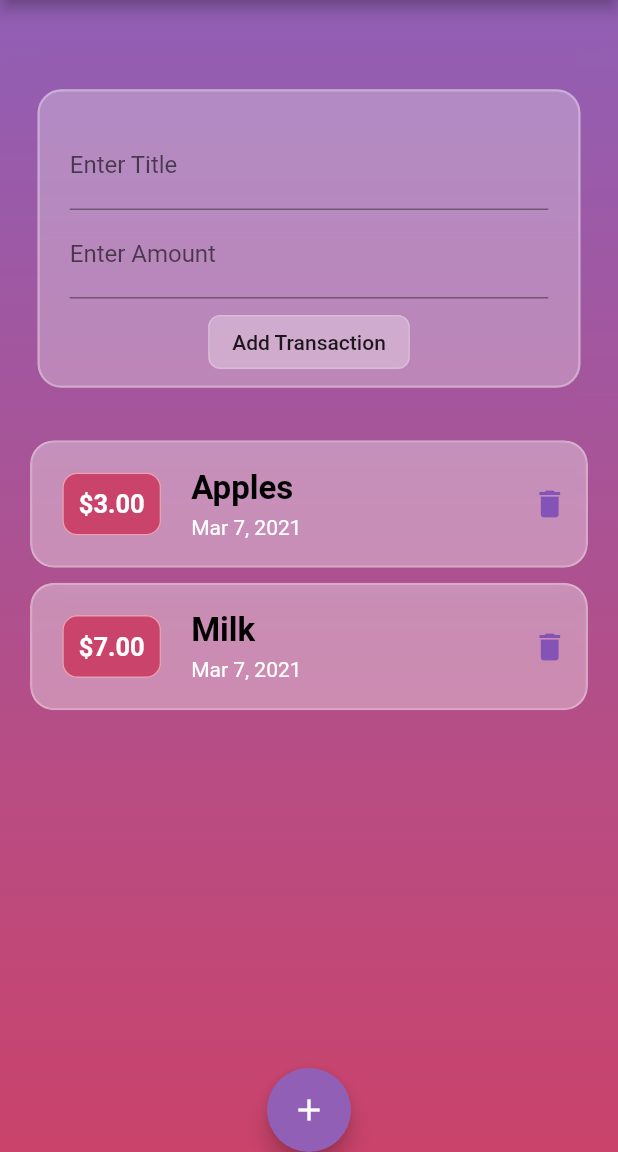
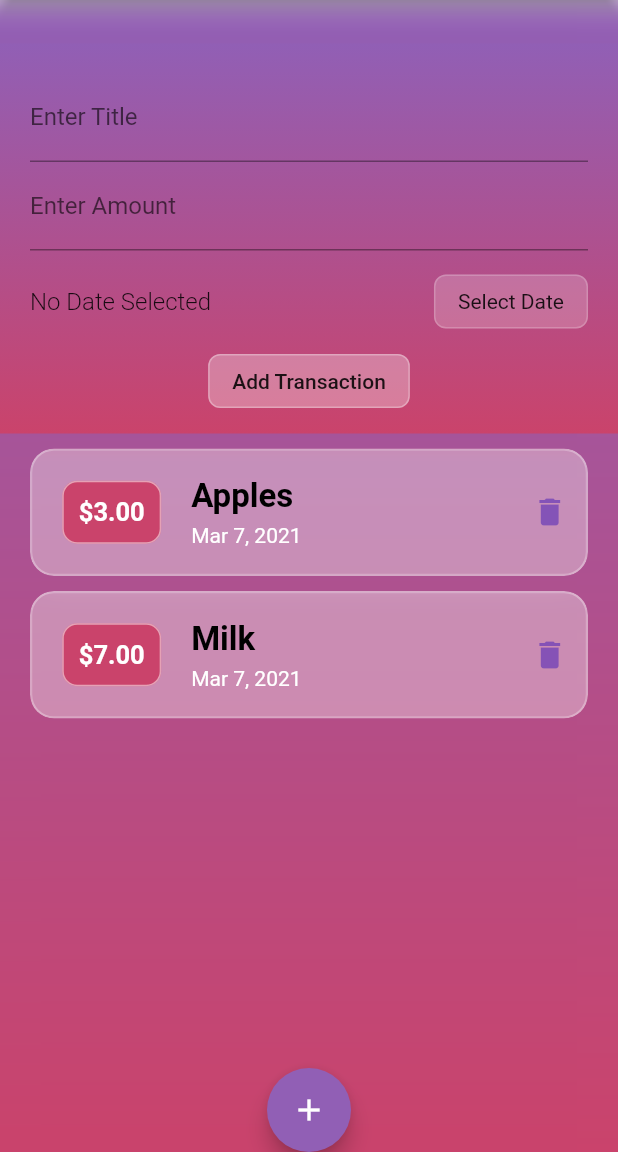
Before and after one commit to Tarlochan5268/MoneyExpensesApp, a Flutter app: the screen it shows after launch, after a tap on "Add Transaction", on a phone screen of 412 x 824 dp, the part 84-1236 px from its top. Run offline on Flutter 3.47's test engine with Material 2 defaults, Android fonts, the phone set to English and light mode, and no system bars.

Commit message:
add transaction box now can add dates to it

```diff
--- a/lib/widgets/addtransactionbox.dart
+++ b/lib/widgets/addtransactionbox.dart
@@ -1,41 +1,68 @@
 import 'package:flutter/material.dart';
 import 'dart:ui';
+import 'package:intl/intl.dart';
 
-class AddTransactionBox extends StatelessWidget {
-  final titleController = TextEditingController();
-  final amountController = TextEditingController();
-
+class AddTransactionBox extends StatefulWidget {
   final Function addTransactionFunction;
   AddTransactionBox({this.addTransactionFunction});
 
+  @override
+  _AddTransactionBoxState createState() => _AddTransactionBoxState();
+}
+
+class _AddTransactionBoxState extends State<AddTransactionBox> {
+  final titleController = TextEditingController();
+  final amountController = TextEditingController();
+  DateTime selectedDate;
   void submitData() {
+    if (amountController.text.isEmpty) {
+      return;
+    }
     final enteredTitle = titleController.text;
     final enteredAmount = double.parse(amountController.text);
 
-    if (enteredTitle.isEmpty || enteredAmount <= 0) {
+    if (enteredTitle.isEmpty || enteredAmount <= 0 || selectedDate == null) {
       return;
     }
-    addTransactionFunction(enteredTitle, enteredAmount);
+    widget.addTransactionFunction(enteredTitle, enteredAmount, selectedDate);
     titleController.clear();
     amountController.clear();
+    Navigator.of(context).pop();
+  }
+
+  void presentDatePicker() {
+    showDatePicker(
+            context: context,
+            initialDate: DateTime.now(),
+            firstDate: DateTime(2021),
+            lastDate: DateTime.now())
+        .then((datePicked) {
+      if (datePicked == null) {
+        return;
+      }
+      setState(() {
+        selectedDate = datePicked;
+      });
+    });
   }
 
   @override
   Widget build(BuildContext context) {
-    return ClipRRect(
-      borderRadius: BorderRadius.circular(16),
-      child: BackdropFilter(
+    return BackdropFilter(
       filter: ImageFilter.blur(sigmaX: 10, sigmaY: 10),
       child: Container(
+        height: 260,
         decoration: BoxDecoration(
-            color: Colors.grey.shade100.withOpacity(0.3),
-            borderRadius: BorderRadius.circular(16),
-            border: Border.all(
-              width: 1.5,
-              color: Colors.white.withOpacity(0.3),
+          gradient: LinearGradient(
+              colors: [
+                const Color(0xFF915FB5),
+                const Color(0xFFCA436B),
+              ],
+              begin: FractionalOffset.topCenter,
+              end: FractionalOffset.bottomCenter,
+              stops: [0.0, 1.0],
+              tileMode: TileMode.clamp),
         ),
-          ),
-          margin: EdgeInsets.all(25),
         child: Container(
           padding: EdgeInsets.only(left: 20, right: 20, top: 20, bottom: 5),
           child: Column(
@@ -57,12 +84,41 @@ class AddTransactionBox extends StatelessWidget {
                           amountInput = value;
                         },*/
               ),
+              Container(
+                padding: EdgeInsets.only(top: 10),
+                child: Row(
+                  mainAxisAlignment: MainAxisAlignment.spaceBetween,
+                  children: [
+                    Text(
+                      selectedDate == null
+                          ? 'No Date Selected'
+                          : 'Selected Date: ${DateFormat().add_yMd().format(selectedDate)}',
+                      style:
+                          TextStyle(fontSize: 16, fontWeight: FontWeight.w300),
+                    ),
+                    FlatButton(
+                      shape: new RoundedRectangleBorder(
+                        side: new BorderSide(
+                            color: Colors.white.withOpacity(0.2)),
+                        borderRadius: new BorderRadius.circular(8.0),
+                      ),
+                      color: Colors.white.withOpacity(0.2),
+                      child: Text(
+                        "Select Date",
+                        style: TextStyle(
+                            fontSize: 14, fontWeight: FontWeight.w400),
+                      ),
+                      onPressed: presentDatePicker,
+                    ),
+                  ],
+                ),
+              ),
               SizedBox(
                 height: 5,
               ),
               FlatButton(
                 shape: new RoundedRectangleBorder(
-                    side: new BorderSide(color: Colors.white.withOpacity(0.2)),
+                  side: new BorderSide(color: Colors.white.withOpacity(0.3)),
                   borderRadius: new BorderRadius.circular(8.0),
                 ),
                 color: Colors.white.withOpacity(0.3),
@@ -70,7 +126,6 @@ class AddTransactionBox extends StatelessWidget {
                 onPressed: submitData,
               ),
             ],
-            ),
           ),
         ),
       ),
```
Lines whose indentation alone changed are shown as unchanged.
